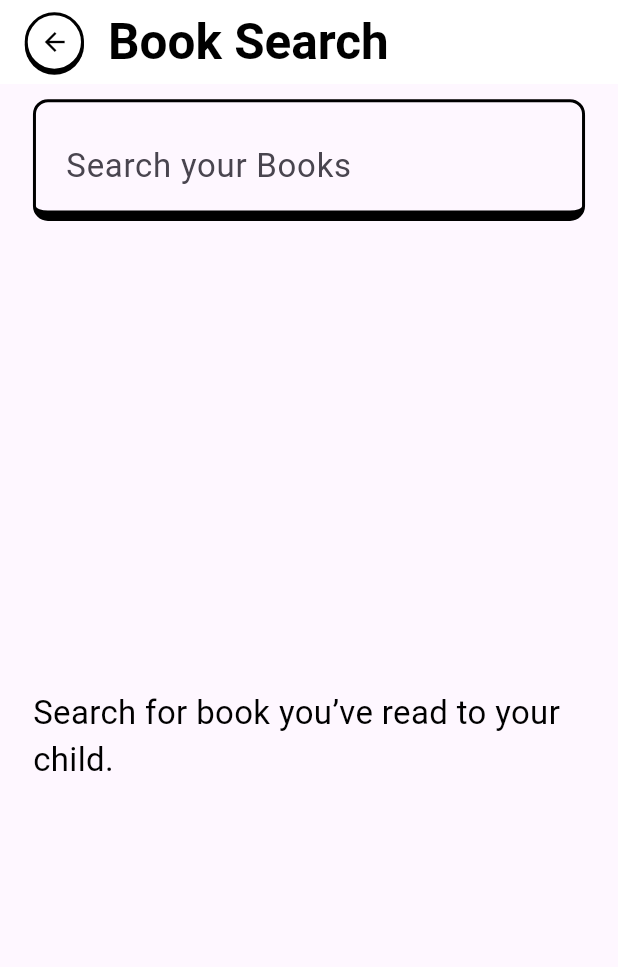
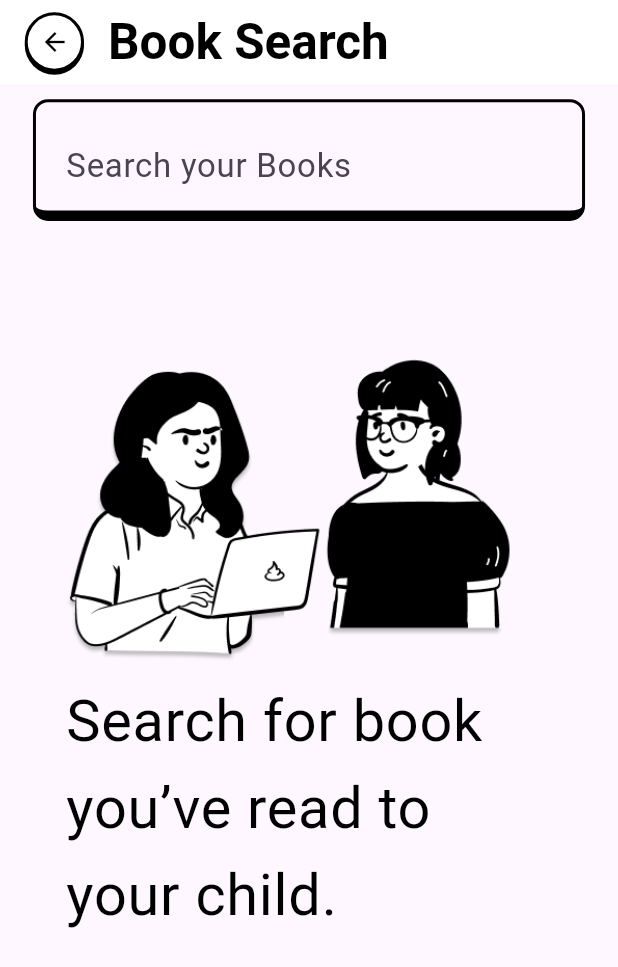
Before and after one commit to donghyukkil/Flutter_Growing_Tales, a Flutter app: the screen it shows after launch, item 2 of the bottom bar chosen, on a phone screen of 412 x 824 dp. Shown: the top 967 px of the screen. Run offline on Flutter 3.47's test engine with Material 3 defaults, Android fonts, the phone set to English and light mode, and no system bars; our stand-ins replace carousel_slider, cloud_firestore, firebase_auth, firebase_core, firebase_storage, flutter_dotenv and 9 more; accounts and stored records are empty; generated files the repository leaves out were written again.

Commit message:
style: Book_search_screen 배경 이미지 추가

```diff
--- a/lib/ui/views/book/book_search_screen.dart
+++ b/lib/ui/views/book/book_search_screen.dart
@@ -13,7 +13,6 @@ import '../../../data/models/book/book.dart';
 import '../../../core/widgets/circular_back_button.dart';
 import '../../../core/widgets/custom_text.dart';
 import '../../../core/utils/multi_style_text_editing_controller.dart';
-import '../../../data/repositories/book_repository.dart';
 
 //todo :add 버튼 아이템 local state로 관리 -> viewmodel book State에 넘기기
 
@@ -194,8 +193,22 @@ class _BookSearchScreenState extends State<BookSearchScreen> {
             SizedBox(height: 20.h),
             Expanded(
               child: booksResult.isEmpty && userInput.isEmpty
-                  ? Center(
-                      child: Text('Search for book you’ve read to your child.'),
+                  ? Padding(
+                      padding: AppConstants.paddingHorizontal20wVertical10h(),
+                      child: Column(
+                        children: [
+                          SizedBox(height: 50.h),
+                          Image.asset('assets/book_search_placeholder.png'),
+                          SizedBox(height: 10.h),
+                          Center(
+                            child: CustomText(
+                              text:
+                                  'Search for book \nyou’ve read to your child.',
+                              style: Theme.of(context).textTheme.bodyLarge,
+                            ),
+                          ),
+                        ],
+                      ),
                     )
                   : Scrollbar(
                       controller: _scrollController,
@@ -235,12 +248,11 @@ class _BookSearchScreenState extends State<BookSearchScreen> {
                                             ),
                                             borderRadius:
                                                 BorderRadius.circular(5),
-                                            image: (book.thumbnailUrl != null &&
-                                                    book.thumbnailUrl!
-                                                        .isNotEmpty)
+                                            image:
+                                                (book.thumbnailUrl.isNotEmpty)
                                                     ? DecorationImage(
                                                         image: NetworkImage(
-                                                        book.thumbnailUrl!),
+                                                            book.thumbnailUrl),
                                                         fit: BoxFit.fill,
                                                       )
                                                     : DecorationImage(
--- a/lib/ui/views/landing_screen.dart
+++ b/lib/ui/views/landing_screen.dart
@@ -27,7 +27,7 @@ class LandingPage extends StatelessWidget {
           child: CircularBackButton(
             iconSize: 20.0.w,
             onPressed: () {
-              context.pop();
+              context.go('/statistics');
             },
           ),
         ),
```
Also changed, not shown: assets/book_search_placeholder.png (added). Lines whose indentation alone changed are shown as unchanged.
